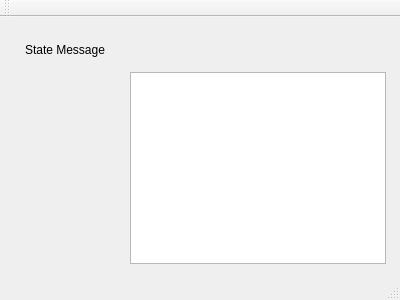
Qt form server/ServerMB/server.ui (sunghojang/QT_TCPIP2) before a commit.
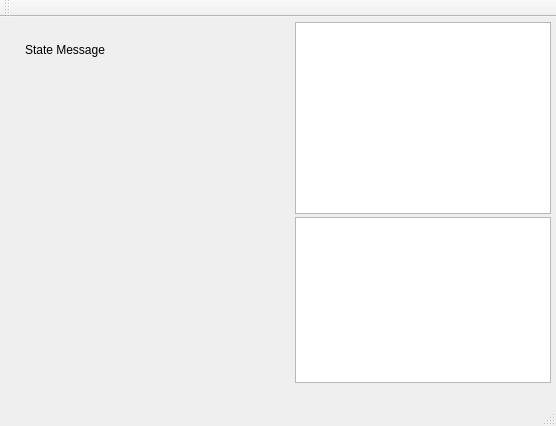
The same form after that commit.

```diff
--- a/server/ServerMB/server.ui
+++ b/server/ServerMB/server.ui
@@ -6,8 +6,8 @@
    <rect>
     <x>0</x>
     <y>0</y>
-    <width>400</width>
-    <height>300</height>
+    <width>556</width>
+    <height>426</height>
    </rect>
   </property>
   <property name="windowTitle">
@@ -30,13 +30,23 @@
    <widget class="QListWidget" name="lw_clientlist">
     <property name="geometry">
      <rect>
-      <x>130</x>
-      <y>55</y>
+      <x>295</x>
+      <y>5</y>
       <width>256</width>
       <height>192</height>
      </rect>
     </property>
    </widget>
+   <widget class="QTextEdit" name="te_diplaylog">
+    <property name="geometry">
+     <rect>
+      <x>295</x>
+      <y>200</y>
+      <width>256</width>
+      <height>166</height>
+     </rect>
+    </property>
+   </widget>
   </widget>
   <widget class="QMenuBar" name="menuBar">
    <property name="geometry">
```
Left out of the diff: 2 changed lines with no effect on the pictures.
